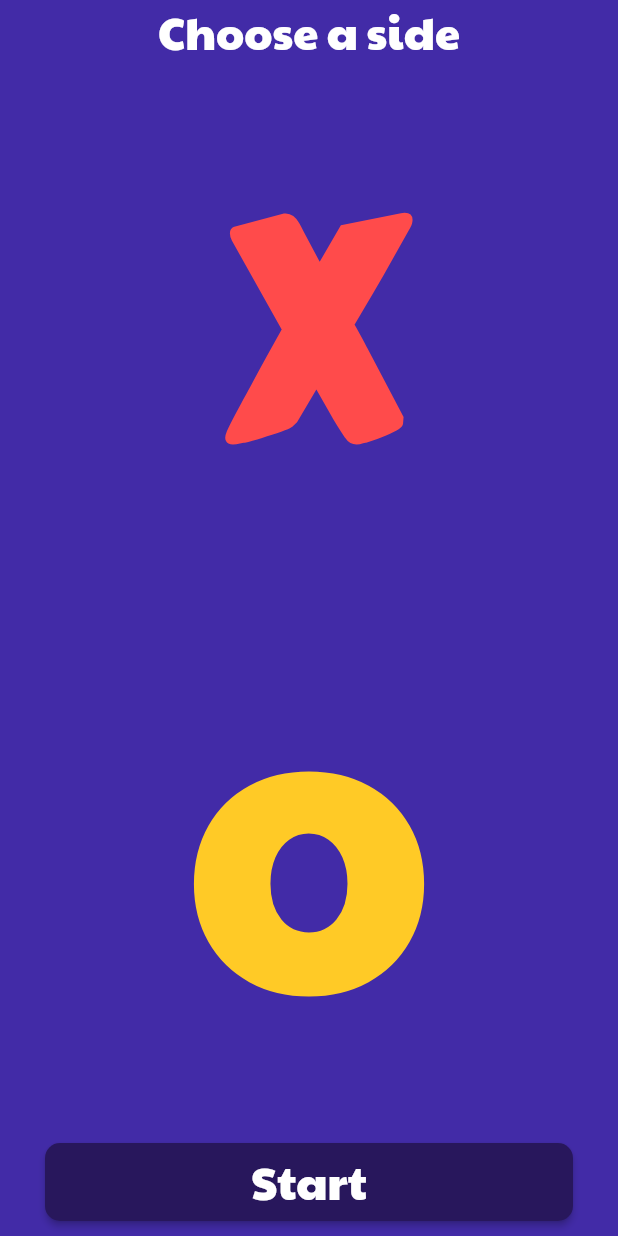
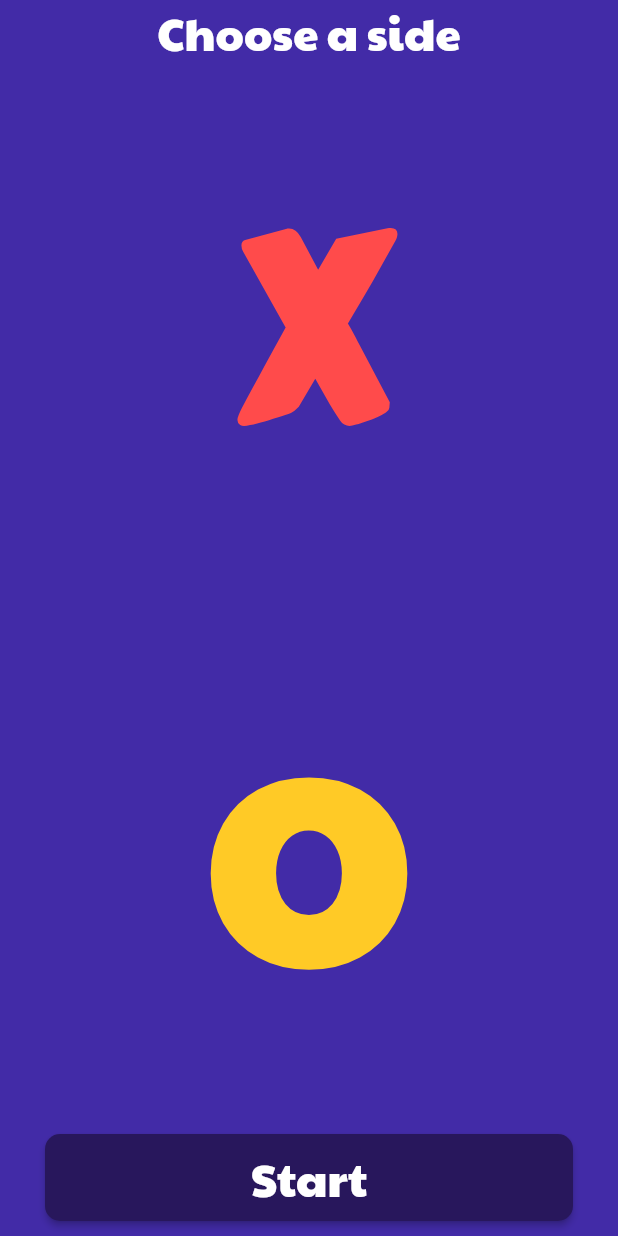
Before and after one commit to SaiManojBotchu/TicTacToe, a Flutter app: the screen it shows after launch, after a tap on "Pick a side", on a phone screen of 412 x 824 dp. Run offline on Flutter 3.47's test engine with Material 2 defaults, Android fonts, the phone set to English and light mode, and no system bars; our stand-ins replace assets_audio_player, delayed_display; missing offline and left inert: anitex.

Commit message:
#Todo: add Responsive UI to the entire app

```diff
--- a/lib/main.dart
+++ b/lib/main.dart
@@ -16,9 +16,3 @@ class MyApp extends StatelessWidget {
     );
   }
 }
-
-/* TODO:
-    2)if possible draw a line after winning
-    3)add sounds for writing x and o and also winning and draw
-    4)if possible make the code work for landscape and portrait mode
- */
--- a/lib/screens/game_screen.dart
+++ b/lib/screens/game_screen.dart
@@ -4,6 +4,7 @@ import 'package:tic_tac_toe/widgets/result_widget.dart';
 import 'package:tic_tac_toe/widgets/gesture_detector_widget.dart';
 import 'package:tic_tac_toe/widgets/player_card.dart';
 import 'package:tic_tac_toe/widgets/player.dart';
+import 'package:tic_tac_toe/widgets/responsive_ui.dart';
 
 Player player = Player();
 
@@ -95,8 +96,8 @@ class _GameScreenState extends State<GameScreen> {
                     })
                 : Container(
                     constraints: BoxConstraints.tightFor(
-                      width: MediaQuery.of(context).size.width - 30.0,
-                      height: MediaQuery.of(context).size.width - 30.0,
+                      width: ResponsiveUI.getWidth(context, 30.0),
+                      height: ResponsiveUI.getWidth(context, 30.0),
                     ),
                     decoration: BoxDecoration(
                       color: kContainerColor,
--- a/lib/screens/pickup_screen.dart
+++ b/lib/screens/pickup_screen.dart
@@ -4,6 +4,7 @@ import 'package:tic_tac_toe/widgets/container_widget.dart';
 import 'package:tic_tac_toe/constants.dart';
 import 'package:tic_tac_toe/widgets/reusable_button.dart';
 import 'package:tic_tac_toe/widgets/player.dart';
+import 'package:tic_tac_toe/widgets/responsive_ui.dart';
 
 class PickUpScreen extends StatefulWidget {
   @override
@@ -28,7 +29,7 @@ class _PickUpScreenState extends State<PickUpScreen> {
             Text(
               'Choose a side',
               textAlign: TextAlign.center,
-              style: kTextStyle.copyWith(fontSize: 30.0),
+              style: kTextStyle.copyWith(fontSize: ResponsiveUI.getFontSize(context, 30.0)),
             ),
             ContainerWidget(
               onTapFunction: () => setState(() => Player.pressed = Player.X),
@@ -42,8 +43,7 @@ class _PickUpScreenState extends State<PickUpScreen> {
             ),
             ReusableButton(
               text: 'Start',
-              textSize: 30.0,
-              textPadding: 5.0,
+              textSize: ResponsiveUI.getFontSize(context, 30.0),
               onPressed: () => Navigator.push(context, MaterialPageRoute(builder: (context) => GameScreen())),
             )
           ],
--- a/lib/screens/welcome_screen.dart
+++ b/lib/screens/welcome_screen.dart
@@ -1,6 +1,7 @@
 import 'package:flutter/material.dart';
 import 'package:tic_tac_toe/constants.dart';
 import 'package:tic_tac_toe/screens/pickup_screen.dart';
+import 'package:tic_tac_toe/widgets/responsive_ui.dart';
 import 'package:tic_tac_toe/widgets/reusable_button.dart';
 
 class WelcomeScreen extends StatelessWidget {
@@ -11,18 +12,18 @@ class WelcomeScreen extends StatelessWidget {
         crossAxisAlignment: CrossAxisAlignment.stretch,
         mainAxisAlignment: MainAxisAlignment.spaceBetween,
         children: [
-          Text('TIC TAC TOE', textAlign: TextAlign.center, style: kTextStyle),
+          Text('TIC TAC TOE', textAlign: TextAlign.center, style: kTextStyle.copyWith(fontSize: ResponsiveUI.getFontSize(context, 50))),
           RichText(
             textAlign: TextAlign.center,
             text: TextSpan(children: [
-              TextSpan(text: 'X', style: kXTextStyle),
-              TextSpan(text: 'O', style: kOTextStyle),
+              TextSpan(text: 'X', style: kXTextStyle.copyWith(fontSize: ResponsiveUI.getFontSize(context, 200.0))),
+              TextSpan(text: 'O', style: kOTextStyle.copyWith(fontSize: ResponsiveUI.getFontSize(context, 200.0))),
             ]),
           ),
           ReusableButton(
             text: 'Pick a side',
-            textSize: 35.0,
-            textPadding: 20.0,
+            textSize: ResponsiveUI.getFontSize(context, 35.0),
+            textPadding: 12.0,
             onPressed: () {
               Navigator.push(
                 context,
--- a/lib/widgets/container_widget.dart
+++ b/lib/widgets/container_widget.dart
@@ -1,6 +1,7 @@
 import 'package:flutter/cupertino.dart';
 import 'package:flutter/material.dart';
 import 'package:tic_tac_toe/constants.dart';
+import 'package:tic_tac_toe/widgets/responsive_ui.dart';
 
 class ContainerWidget extends StatelessWidget {
   final Color containerColor;
@@ -24,7 +25,13 @@ class ContainerWidget extends StatelessWidget {
             child: Center(
               child: Text(
                 text,
-                style: text == 'X' ? kXTextStyle : kOTextStyle,
+                style: text == 'X'
+                    ? kXTextStyle.copyWith(
+                        fontSize: ResponsiveUI.getFontSize(context, 170.0),
+                      )
+                    : kOTextStyle.copyWith(
+                        fontSize: ResponsiveUI.getFontSize(context, 170.0),
+                      ),
               ),
             ),
           ),
--- a/lib/widgets/player_card.dart
+++ b/lib/widgets/player_card.dart
@@ -7,6 +7,7 @@ class PlayerCard extends StatelessWidget {
   final Color cardColor;
 
   const PlayerCard({required this.player, required this.symbol, required this.cardColor});
+
   @override
   Widget build(BuildContext context) {
     return Container(
--- /dev/null
+++ b/lib/widgets/responsive_ui.dart
@@ -0,0 +1,20 @@
+import 'package:flutter/cupertino.dart';
+
+class ResponsiveUI {
+  static double getFontSize(BuildContext context, double fontSize) {
+    // 800 is avg height of a device
+    return (fontSize / 820) * MediaQuery.of(context).size.height;
+  }
+
+  static double getWidth(BuildContext context, double padding) {
+    return MediaQuery.of(context).size.width - padding;
+  }
+
+  static double getHeight(BuildContext context, double percent) {
+    return (percent) * MediaQuery.of(context).size.height;
+  }
+
+  static double getBoxWidth(double width, double padding) {
+    return (width / 3) - (2 * padding);
+  }
+}
--- a/lib/widgets/reusable_button.dart
+++ b/lib/widgets/reusable_button.dart
@@ -4,17 +4,17 @@ import 'package:tic_tac_toe/constants.dart';
 class ReusableButton extends StatelessWidget {
   final String text;
   final double textSize;
-  final double textPadding;
+  final textPadding;
   final Function() onPressed;
 
-  ReusableButton({required this.text, required this.textSize, required this.textPadding, required this.onPressed});
+  ReusableButton({required this.text, required this.textSize, this.textPadding, required this.onPressed});
 
   @override
   Widget build(BuildContext context) {
     return Padding(
       padding: EdgeInsets.symmetric(vertical: 10.0, horizontal: 30.0),
       child: MaterialButton(
-        padding: EdgeInsets.all(textPadding),
+        padding: EdgeInsets.all(textPadding ?? 8.0),
         textColor: kTextColor,
         color: kContainerCardColor,
         minWidth: double.infinity,
```
Also changed, not shown: lib/widgets/gesture_detector_widget.dart (+8 -5 lines), lib/widgets/result_widget.dart (+11 -15 lines).
